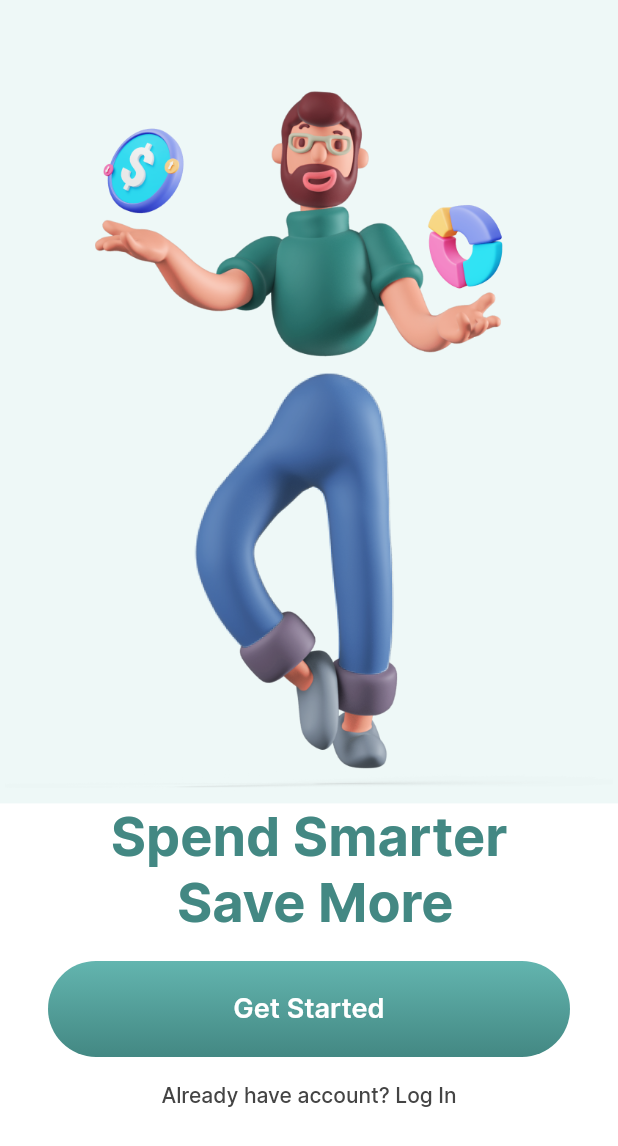
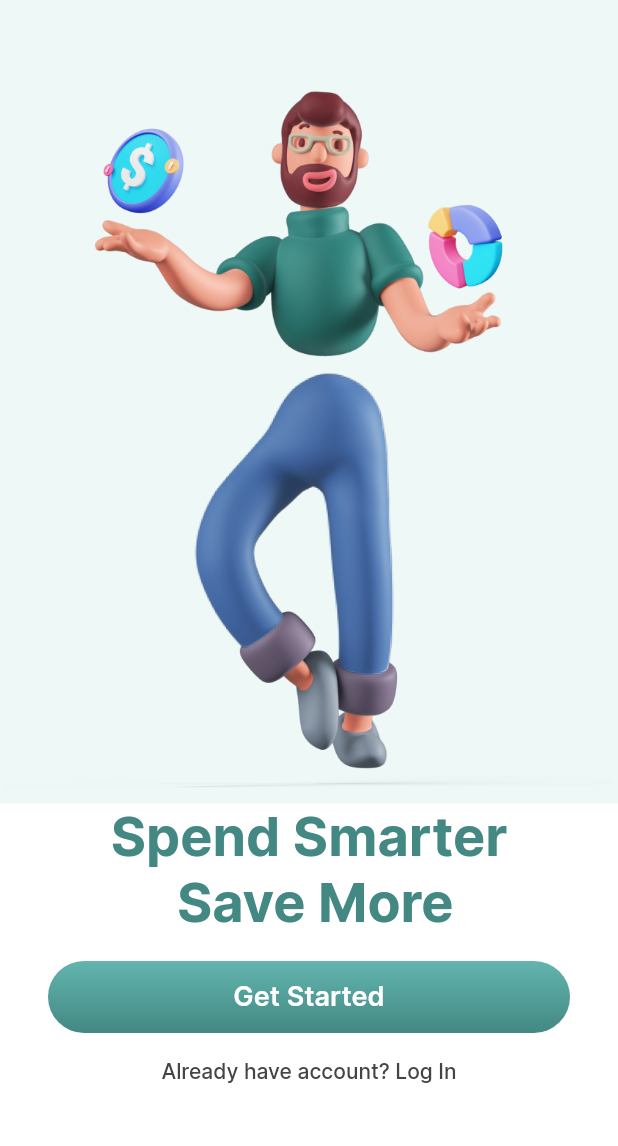
Before and after one commit to thyagosouza/financial_app, a Flutter app: the screen it shows after launch, on a phone screen of 412 x 824 dp. Shown: the top 1146 px of the screen. Run offline on Flutter 3.47's test engine with Material 2 defaults, Android fonts, the phone set to English and light mode, and no system bars.

Commit message:
Parte 8 - Refactoring de Componente e Reuso de Código

```diff
--- a/lib/common/widgets/primary_button.dart
+++ b/lib/common/widgets/primary_button.dart
@@ -6,17 +6,19 @@ import '../constants/app_text_styles.dart';
 class PrimaryButton extends StatelessWidget {
   final VoidCallback? onPressed;
   final String text;
-  const PrimaryButton({
+  final double sizeH;
+  PrimaryButton({
     Key? key,
     this.onPressed,
     required this.text,
+    required this.sizeH,
   }) : super(key: key);
-
   @override
   Widget build(BuildContext context) {
+    final BorderRadius _borderRadius = BorderRadius.circular(sizeH / 2);
     return Container(
       width: double.infinity,
-      height: 64,
+      height: sizeH,
       decoration: BoxDecoration(
         gradient: LinearGradient(
           colors: onPressed != null
@@ -25,7 +27,7 @@ class PrimaryButton extends StatelessWidget {
           begin: Alignment.topCenter,
           end: Alignment.bottomCenter,
         ),
-        borderRadius: BorderRadius.circular(38),
+        borderRadius: _borderRadius,
       ),
       child: ElevatedButton(
         onPressed: onPressed,
@@ -37,7 +39,7 @@ class PrimaryButton extends StatelessWidget {
           backgroundColor: Colors.transparent,
           shadowColor: Colors.transparent,
           shape: RoundedRectangleBorder(
-            borderRadius: BorderRadius.circular(38),
+            borderRadius: _borderRadius,
           ),
         ),
       ),
--- a/lib/features/onboarding/onboarding_page.dart
+++ b/lib/features/onboarding/onboarding_page.dart
@@ -42,6 +42,7 @@ class OnboardingPage extends StatelessWidget {
                   child: PrimaryButton(
                     text: 'Get Started',
                     onPressed: () {},
+                    sizeH: 48,
                   ),
                 ),
                 Text(
```
